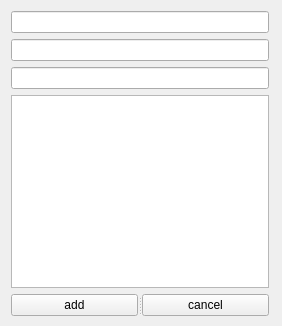
Above: ui/secondWindow.ui from acecrosser/gui_crud before the change. Below: the same form after it.
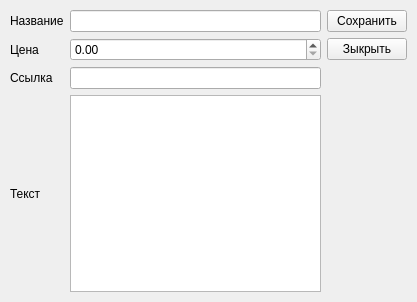
That is the form after the change.

What changed in the file:
```diff
--- a/ui/secondWindow.ui
+++ b/ui/secondWindow.ui
@@ -6,8 +6,8 @@
    <rect>
     <x>0</x>
     <y>0</y>
-    <width>282</width>
-    <height>326</height>
+    <width>417</width>
+    <height>302</height>
    </rect>
   </property>
   <property name="windowTitle">
@@ -16,42 +16,67 @@
   <widget class="QWidget" name="">
    <property name="geometry">
     <rect>
-     <x>11</x>
-     <y>11</y>
-     <width>258</width>
-     <height>305</height>
+     <x>10</x>
+     <y>10</y>
+     <width>397</width>
+     <height>282</height>
     </rect>
    </property>
-   <layout class="QVBoxLayout" name="verticalLayout">
-    <item>
-     <widget class="QLineEdit" name="lineEdit"/>
+   <layout class="QGridLayout" name="gridLayout">
+    <item row="0" column="0">
+     <widget class="QLabel" name="label">
+      <property name="text">
+       <string>Название</string>
+      </property>
+     </widget>
     </item>
-    <item>
-     <widget class="QLineEdit" name="lineEdit_2"/>
+    <item row="0" column="1">
+     <widget class="QLineEdit" name="titleLine"/>
     </item>
-    <item>
-     <widget class="QLineEdit" name="lineEdit_3"/>
+    <item row="0" column="2">
+     <widget class="QPushButton" name="saveButton">
+      <property name="text">
+       <string>Сохранить</string>
+      </property>
+     </widget>
     </item>
-    <item>
-     <widget class="QTextEdit" name="textEdit"/>
+    <item row="1" column="0">
+     <widget class="QLabel" name="label_3">
+      <property name="text">
+       <string>Цена</string>
+      </property>
+     </widget>
     </item>
-    <item>
-     <widget class="QSplitter" name="splitter">
-      <property name="orientation">
-       <enum>Qt::Horizontal</enum>
+    <item row="1" column="1">
+     <widget class="QDoubleSpinBox" name="priceLine"/>
+    </item>
+    <item row="1" column="2">
+     <widget class="QPushButton" name="cancelButton">
+      <property name="text">
+       <string>Зыкрыть</string>
       </property>
-      <widget class="QPushButton" name="pushButton_2">
-       <property name="text">
-        <string>add</string>
-       </property>
-      </widget>
-      <widget class="QPushButton" name="pushButton">
-       <property name="text">
-        <string>cancel</string>
-       </property>
-      </widget>
      </widget>
     </item>
+    <item row="2" column="0">
+     <widget class="QLabel" name="label_2">
+      <property name="text">
+       <string>Ссылка</string>
+      </property>
+     </widget>
+    </item>
+    <item row="2" column="1">
+     <widget class="QLineEdit" name="linkLine"/>
+    </item>
+    <item row="3" column="0">
+     <widget class="QLabel" name="label_4">
+      <property name="text">
+       <string>Текст</string>
+      </property>
+     </widget>
+    </item>
+    <item row="3" column="1">
+     <widget class="QTextEdit" name="textArea"/>
+    </item>
    </layout>
   </widget>
  </widget>
```
